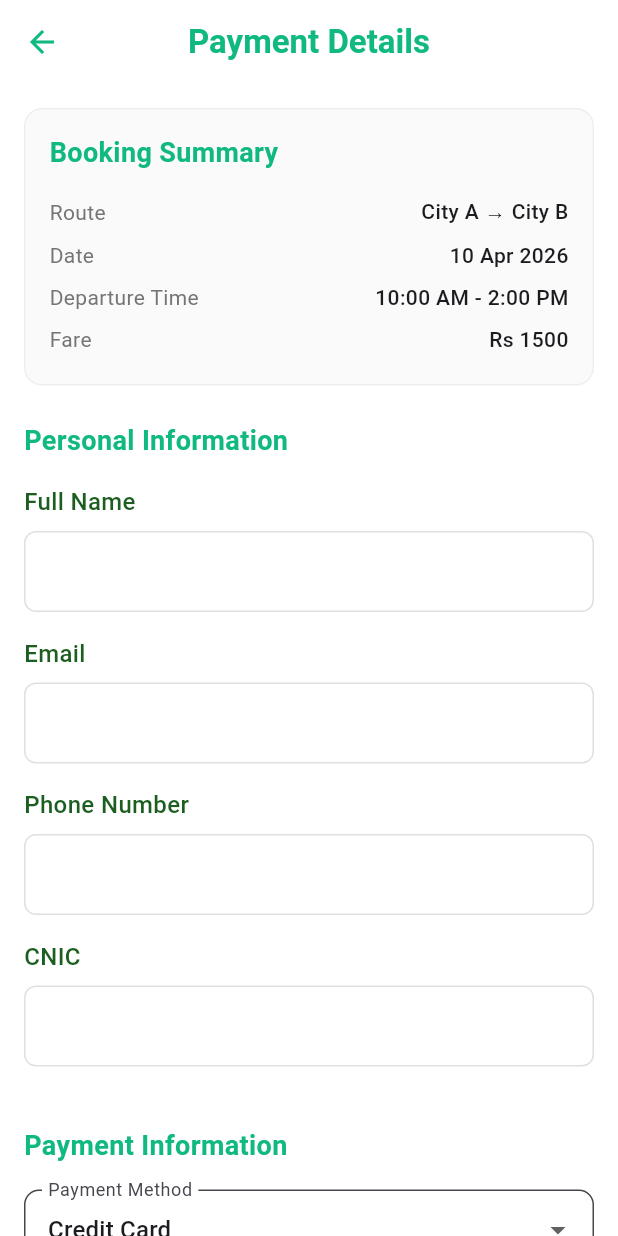
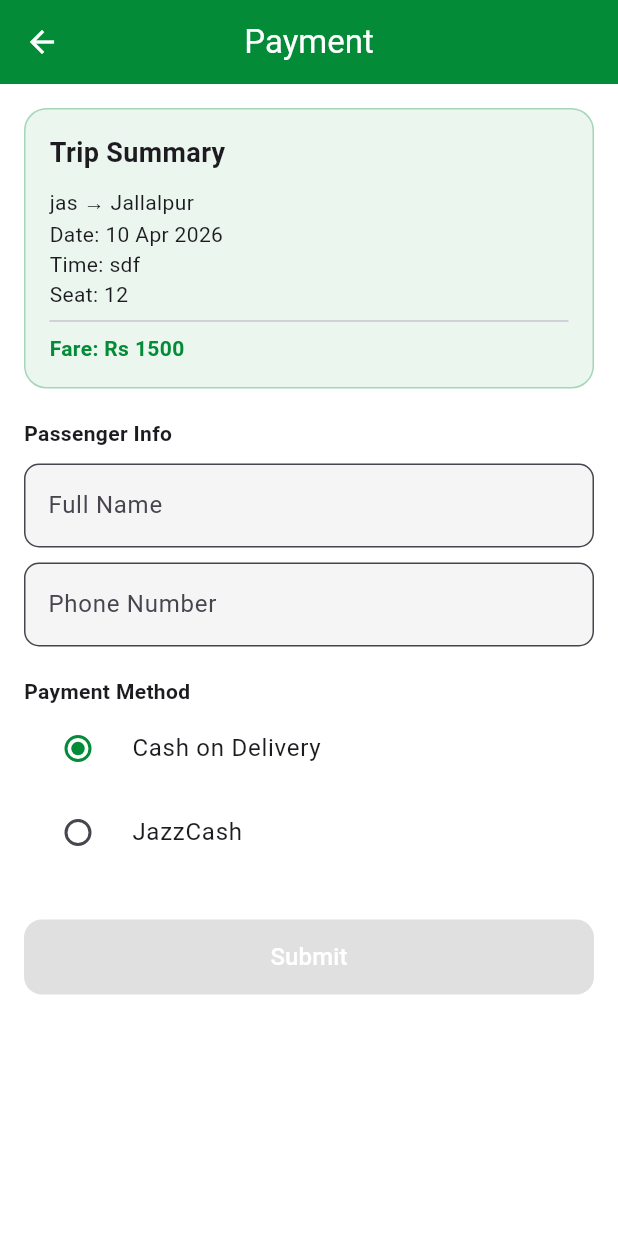
Before and after one commit to aqsasuleman085-blip/Nutt-Travel-Gujrat, a Flutter app: the BusesScreen screen opened directly, after a tap on "Book Now", on a phone screen of 412 x 824 dp. Run offline on Flutter 3.47's test engine with Material 3 defaults, Android fonts, the phone set to English and light mode, and no system bars; our stand-ins replace image_picker, shared_preferences; accounts and stored records are empty.

Commit message:
final one

```diff
--- a/lib/user/buses_screen.dart
+++ b/lib/user/buses_screen.dart
@@ -107,10 +107,11 @@ class BusesScreen extends StatelessWidget {
                           MaterialPageRoute(
                             builder: (context) => PaymentScreen(
                               date: "10 Apr 2026",
-                              busFrom: "City A",
-                              busTo: "City B",
-                              busId: '${index + 1}',
-                              departureTime: bus["time"]!,
+                              fromCity: 'jas',
+                              seat: 12,
+                              time: 'sdf',
+                              toCity: 'Jallalpur',
+
                               fare: int.parse(bus["price"]!),
                             ),
                           ),
--- a/lib/user/colors.dart
+++ b/lib/user/colors.dart
@@ -3,6 +3,7 @@ import 'package:flutter/material.dart';
 class AppColors {
   static Color background = Color.fromARGB(255, 20, 53, 67);
   static Color textColor = Color.fromARGB(255, 242, 242, 242);
+  static Color primary = Color.fromARGB(255, 3, 139, 55);
   // Color(0xff203A43),
   // Color(0xff2C5364),
 }
--- a/lib/user/payment_screen.dart
+++ b/lib/user/payment_screen.dart
@@ -1,26 +1,24 @@
 import 'package:flutter/material.dart';
-import 'package:nutt/admin_side/providers/auth_provider.dart';
-import 'package:nutt/admin_side/providers/booking_provider.dart';
-import 'package:nutt/admin_side/widgets/custom_text_field.dart';
-import 'package:nutt/admin_side/widgets/loading_widget.dart';
-import 'package:provider/provider.dart';
-import 'tickets_screen.dart';
+import 'dart:io';
+import 'package:image_picker/image_picker.dart';
+import 'package:nutt/user/colors.dart';
+import 'package:nutt/user/home_screen.dart';
 
 class PaymentScreen extends StatefulWidget {
-  final String busId;
-  final String busFrom;
-  final String busTo;
-  final String departureTime;
   final String date;
+  final String time;
+  final String toCity;
+  final String fromCity;
+  final int seat;
   final int fare;
 
   const PaymentScreen({
     super.key,
-    required this.busId,
-    required this.busFrom,
-    required this.busTo,
-    required this.departureTime,
     required this.date,
+    required this.time,
+    required this.toCity,
+    required this.fromCity,
+    required this.seat,
     required this.fare,
   });
 
@@ -29,340 +27,304 @@ class PaymentScreen extends StatefulWidget {
 }
 
 class _PaymentScreenState extends State<PaymentScreen> {
-  final Color themeColor = const Color(0xff10B981); // ✅ Emerald Green
-  final _formKey = GlobalKey<FormState>();
-  final _nameController = TextEditingController();
-  final _emailController = TextEditingController();
-  final _phoneController = TextEditingController();
-  final _cnicController = TextEditingController();
-  final _paymentMethodController = TextEditingController(text: 'Credit Card');
-  final _cardNumberController = TextEditingController();
-  final _cardExpiryController = TextEditingController();
-  final _cardCvvController = TextEditingController();
+  final TextEditingController nameController = TextEditingController();
+  final TextEditingController phoneController = TextEditingController();
+  final TextEditingController jazzNameController = TextEditingController();
+  final Color primaryGreen = AppColors.primary;
 
-  bool _isProcessing = false;
+  String selectedPayment = "cod"; // "cod" or "jazzcash"
+  File? paymentScreenshot;
+  final ImagePicker picker = ImagePicker();
 
-  @override
-  void dispose() {
-    _nameController.dispose();
-    _emailController.dispose();
-    _phoneController.dispose();
-    _cnicController.dispose();
-    _paymentMethodController.dispose();
-    _cardNumberController.dispose();
-    _cardExpiryController.dispose();
-    _cardCvvController.dispose();
-    super.dispose();
+  bool get isSubmitEnabled {
+    if (nameController.text.trim().isEmpty ||
+        phoneController.text.trim().isEmpty) {
+      return false;
+    }
+    if (selectedPayment == "jazzcash") {
+      return paymentScreenshot != null &&
+          jazzNameController.text.trim().isNotEmpty;
+    }
+    return true;
+  }
+
+  Future<void> pickScreenshot() async {
+    final picked = await picker.pickImage(source: ImageSource.gallery);
+    if (picked != null) {
+      setState(() {
+        paymentScreenshot = File(picked.path);
+      });
+    }
+  }
+
+  void showSuccessPopup() {
+    showDialog(
+      context: context,
+      builder: (_) => AlertDialog(
+        backgroundColor: Colors.white,
+        shape: RoundedRectangleBorder(borderRadius: BorderRadius.circular(15)),
+        title: const Text(
+          "🎉 Booking Submitted",
+          style: TextStyle(fontWeight: FontWeight.bold),
+        ),
+        content: const Text(
+          "Your booking request has been sent. You will be notified once approved.",
+        ),
+        actions: [
+          ElevatedButton(
+            style: ElevatedButton.styleFrom(backgroundColor: primaryGreen),
+            onPressed: () {
+              Navigator.pushReplacement(
+                context,
+                MaterialPageRoute(builder: (_) => HomeScreen()),
+              );
+            },
+            child: const Text("OK", style: TextStyle(color: Colors.white)),
+          ),
+        ],
+      ),
+    );
+  }
+
+  void showConfirmPopup() {
+    showDialog(
+      context: context,
+      builder: (_) => AlertDialog(
+        backgroundColor: Colors.white,
+        shape: RoundedRectangleBorder(borderRadius: BorderRadius.circular(15)),
+        title: const Text("Confirm Booking"),
+        content: const Text("Are you sure you want to proceed?"),
+        actions: [
+          TextButton(
+            onPressed: () => Navigator.pop(context),
+            child: const Text("Cancel", style: TextStyle(color: Colors.grey)),
+          ),
+          ElevatedButton(
+            style: ElevatedButton.styleFrom(backgroundColor: primaryGreen),
+            onPressed: () {
+              Navigator.pop(context);
+              // Here you would call your booking provider
+              // For now, just show success
+              showSuccessPopup();
+            },
+            child: const Text("Confirm", style: TextStyle(color: Colors.white)),
+          ),
+        ],
+      ),
+    );
   }
 
   @override
   Widget build(BuildContext context) {
-    final authProvider = Provider.of<AuthProvider>(context);
-
     return Scaffold(
       backgroundColor: Colors.white,
       appBar: AppBar(
-        title: Text(
-          "Payment Details",
-          style: TextStyle(
-            fontWeight: FontWeight.bold,
-            color: themeColor,
+        backgroundColor: primaryGreen,
+        title: const Text("Payment", style: TextStyle(color: Colors.white)),
+        centerTitle: true,
       ),
-        ),
-        centerTitle: true,
-        backgroundColor: Colors.white,
-        elevation: 0,
-        iconTheme: IconThemeData(color: themeColor),
-      ),
-      body: _isProcessing
-          ? const LoadingWidget(message: 'Processing payment...')
-          : SingleChildScrollView(
-              padding: const EdgeInsets.all(16.0),
-              child: Form(
-                key: _formKey,
+      body: SingleChildScrollView(
+        padding: const EdgeInsets.all(16),
         child: Column(
           crossAxisAlignment: CrossAxisAlignment.start,
           children: [
-                    // Booking Summary
+            // Trip Summary Card
             Container(
               padding: const EdgeInsets.all(16),
               decoration: BoxDecoration(
-                        color: Colors.grey.shade50,
-                        borderRadius: BorderRadius.circular(12),
-                        border: Border.all(color: Colors.grey.shade200),
+                color: primaryGreen.withOpacity(0.08),
+                borderRadius: BorderRadius.circular(15),
+                border: Border.all(color: primaryGreen.withOpacity(0.3)),
               ),
               child: Column(
                 crossAxisAlignment: CrossAxisAlignment.start,
                 children: [
+                  const Text(
+                    "Trip Summary",
+                    style: TextStyle(fontSize: 18, fontWeight: FontWeight.bold),
+                  ),
+                  const SizedBox(height: 10),
+                  Text("${widget.fromCity} → ${widget.toCity}"),
+                  Text("Date: ${widget.date}"),
+                  Text("Time: ${widget.time}"),
+                  Text("Seat: ${widget.seat}"),
+                  const Divider(),
                   Text(
-                            "Booking Summary",
+                    "Fare: Rs ${widget.fare}",
                     style: TextStyle(
-                              fontSize: 18,
                       fontWeight: FontWeight.bold,
-                              color: themeColor,
-                            ),
-                          ),
-                          const SizedBox(height: 12),
-                          _buildSummaryRow("Route", "${widget.busFrom} → ${widget.busTo}"),
-                          _buildSummaryRow("Date", widget.date),
-                          _buildSummaryRow("Departure Time", widget.departureTime),
-                          _buildSummaryRow("Fare", "Rs ${widget.fare}"),
-                        ],
-                      ),
-                    ),
-
-                    const SizedBox(height: 24),
-
-                    // Personal Information
-                    Text(
-                      "Personal Information",
-                      style: TextStyle(
-                        fontSize: 18,
-                        fontWeight: FontWeight.bold,
-                        color: themeColor,
-                      ),
-                    ),
-                    const SizedBox(height: 16),
-
-                    CustomTextField(
-                      label: "Full Name",
-                      controller: _nameController,
-                      validator: (value) {
-                        if (value == null || value.isEmpty) {
-                          return 'Please enter your full name';
-                        }
-                        return null;
-                      },
-                    ),
-
-                    CustomTextField(
-                      label: "Email",
-                      controller: _emailController,
-                      keyboardType: TextInputType.emailAddress,
-                      validator: (value) {
-                        if (value == null || value.isEmpty) {
-                          return 'Please enter your email';
-                        }
-                        if (!RegExp(r'^[\w-\.]+@([\w-]+\.)+[\w-]{2,4}$').hasMatch(value)) {
-                          return 'Please enter a valid email';
-                        }
-                        return null;
-                      },
-                    ),
-
-                    CustomTextField(
-                      label: "Phone Number",
-                      controller: _phoneController,
-                      keyboardType: TextInputType.phone,
-                      validator: (value) {
-                        if (value == null || value.isEmpty) {
-                          return 'Please enter your phone number';
-                        }
-                        return null;
-                      },
-                    ),
-
-                    CustomTextField(
-                      label: "CNIC",
-                      controller: _cnicController,
-                      validator: (value) {
-                        if (value == null || value.isEmpty) {
-                          return 'Please enter your CNIC';
-                        }
-                        return null;
-                      },
-                    ),
-
-                    const SizedBox(height: 24),
-
-                    // Payment Information
-                    Text(
-                      "Payment Information",
-                      style: TextStyle(
-                        fontSize: 18,
-                        fontWeight: FontWeight.bold,
-                        color: themeColor,
-                      ),
-                    ),
-                    const SizedBox(height: 16),
-
-                    DropdownButtonFormField<String>(
-                      decoration: const InputDecoration(
-                        labelText: "Payment Method",
-                        filled: true,
-                        fillColor: Colors.white,
-                        border: OutlineInputBorder(
-                          borderRadius: BorderRadius.all(Radius.circular(10.0)),
-                        ),
-                        contentPadding: EdgeInsets.symmetric(horizontal: 12, vertical: 15),
-                      ),
-                      value: _paymentMethodController.text,
-                      items: const [
-                        DropdownMenuItem(value: "Credit Card", child: Text("Credit Card")),
-                        DropdownMenuItem(value: "Debit Card", child: Text("Debit Card")),
-                        DropdownMenuItem(value: "JazzCash", child: Text("JazzCash")),
-                        DropdownMenuItem(value: "EasyPaisa", child: Text("EasyPaisa")),
-                        DropdownMenuItem(value: "Bank Transfer", child: Text("Bank Transfer")),
-                      ],
-                      onChanged: (value) {
-                        setState(() {
-                          _paymentMethodController.text = value!;
-                        });
-                      },
-                    ),
-
-                    const SizedBox(height: 16),
-
-                    if (_paymentMethodController.text == "Credit Card" ||
-                        _paymentMethodController.text == "Debit Card") ...[
-                      CustomTextField(
-                        label: "Card Number",
-                        controller: _cardNumberController,
-                        keyboardType: TextInputType.number,
-                        validator: (value) {
-                          if (value == null || value.isEmpty) {
-                            return 'Please enter your card number';
-                          }
-                          return null;
-                        },
-                      ),
-
-                      Row(
-                        children: [
-                          Expanded(
-                            child: CustomTextField(
-                              label: "Expiry (MM/YY)",
-                              controller: _cardExpiryController,
-                              validator: (value) {
-                                if (value == null || value.isEmpty) {
-                                  return 'Required';
-                                }
-                                return null;
-                              },
-                            ),
-                          ),
-                          const SizedBox(width: 16),
-                          Expanded(
-                            child: CustomTextField(
-                              label: "CVV",
-                              controller: _cardCvvController,
-                              keyboardType: TextInputType.number,
-                              validator: (value) {
-                                if (value == null || value.isEmpty) {
-                                  return 'Required';
-                                }
-                                return null;
-                              },
+                      color: primaryGreen,
                     ),
                   ),
                 ],
               ),
-                    ],
+            ),
+            const SizedBox(height: 20),
 
-                    const SizedBox(height: 32),
-
-                    // Pay Button
-                    SizedBox(
-                      width: double.infinity,
-                      child: ElevatedButton(
-                        style: ElevatedButton.styleFrom(
-                          backgroundColor: themeColor,
-                          foregroundColor: Colors.white,
-                          padding: const EdgeInsets.symmetric(vertical: 16),
-                          shape: RoundedRectangleBorder(
-                            borderRadius: BorderRadius.circular(30),
+            // Passenger Info
+            const Text(
+              "Passenger Info",
+              style: TextStyle(fontWeight: FontWeight.bold),
+            ),
+            const SizedBox(height: 10),
+            TextField(
+              controller: nameController,
+              decoration: InputDecoration(
+                hintText: "Full Name",
+                filled: true,
+                fillColor: Colors.grey.shade100,
+                border: OutlineInputBorder(
+                  borderRadius: BorderRadius.circular(10),
+                ),
+                focusedBorder: OutlineInputBorder(
+                  borderSide: BorderSide(color: primaryGreen),
+                  borderRadius: BorderRadius.circular(10),
                 ),
               ),
-                        onPressed: () async {
-                          if (_formKey.currentState!.validate()) {
+            ),
+            const SizedBox(height: 10),
+            TextField(
+              controller: phoneController,
+              keyboardType: TextInputType.phone,
+              decoration: InputDecoration(
+                hintText: "Phone Number",
+                filled: true,
+                fillColor: Colors.grey.shade100,
+                border: OutlineInputBorder(
+                  borderRadius: BorderRadius.circular(10),
+                ),
+                focusedBorder: OutlineInputBorder(
+                  borderSide: BorderSide(color: primaryGreen),
+                  borderRadius: BorderRadius.circular(10),
+                ),
+              ),
+            ),
+            const SizedBox(height: 20),
+
+            // Payment Method
+            const Text(
+              "Payment Method",
+              style: TextStyle(fontWeight: FontWeight.bold),
+            ),
+            RadioListTile(
+              activeColor: primaryGreen,
+              value: "cod",
+              groupValue: selectedPayment,
+              onChanged: (val) {
                 setState(() {
-                              _isProcessing = true;
+                  selectedPayment = val.toString();
                 });
+              },
+              title: const Text("Cash on Delivery"),
+            ),
+            RadioListTile(
+              activeColor: primaryGreen,
+              value: "jazzcash",
+              groupValue: selectedPayment,
+              onChanged: (val) {
+                setState(() {
+                  selectedPayment = val.toString();
+                });
+              },
+              title: const Text("JazzCash"),
+            ),
 
-                            // Simulate payment processing
-                            await Future.delayed(const Duration(seconds: 2));
-
-                            // Create booking request
-                            final bookingProvider = Provider.of<BookingProvider>(context, listen: false);
-                            await bookingProvider.addBooking(
-                              userName: _nameController.text,
-                              userEmail: _emailController.text,
-                              busId: widget.busId,
-                              busFrom: widget.busFrom,
-                              busTo: widget.busTo,
-                              price: widget.fare.toDouble(),
-                            );
-
-                            // Add notification for admin
-                            // This would be handled by the booking provider in a real app
-
-                            setState(() {
-                              _isProcessing = false;
-                            });
-
-                            if (mounted) {
-                              // Navigate to tickets screen
-                              Navigator.of(context).pushReplacement(
-                                MaterialPageRoute(
-                                  builder: (context) => const TicketsScreen(),
+            // JazzCash details
+            if (selectedPayment == "jazzcash")
+              Container(
+                margin: const EdgeInsets.only(top: 10),
+                padding: const EdgeInsets.all(16),
+                decoration: BoxDecoration(
+                  color: primaryGreen.withOpacity(0.05),
+                  borderRadius: BorderRadius.circular(12),
+                  border: Border.all(color: primaryGreen.withOpacity(0.3)),
                 ),
-                              );
-
-                              ScaffoldMessenger.of(context).showSnackBar(
-                                const SnackBar(
-                                  content: Text('Booking request submitted! Awaiting admin approval.'),
-                                  backgroundColor: Colors.green,
-                                  duration: Duration(seconds: 3),
+                child: Column(
+                  children: [
+                    const Text(
+                      "JazzCash Number: 03001234563",
+                      style: TextStyle(fontWeight: FontWeight.w500),
                     ),
-                              );
-                            }
-                          }
-                        },
-                        child: _isProcessing
-                            ? const SizedBox(
-                                height: 20,
-                                width: 20,
-                                child: CircularProgressIndicator(
+                    const SizedBox(height: 10),
+                    TextField(
+                      controller: jazzNameController,
+                      decoration: InputDecoration(
+                        hintText: "Account Holder Name",
+                        filled: true,
+                        fillColor: Colors.white,
+                        border: OutlineInputBorder(
+                          borderRadius: BorderRadius.circular(10),
+                        ),
+                      ),
+                    ),
+                    const SizedBox(height: 10),
+                    GestureDetector(
+                      onTap: pickScreenshot,
+                      child: Container(
+                        padding: const EdgeInsets.all(12),
+                        decoration: BoxDecoration(
                           color: Colors.white,
-                                  strokeWidth: 2,
+                          borderRadius: BorderRadius.circular(10),
+                          border: Border.all(color: primaryGreen),
                         ),
-                              )
-                            : const Text(
-                                "Pay Now",
-                                style: TextStyle(
-                                  fontSize: 16,
-                                  fontWeight: FontWeight.bold,
+                        child: Row(
+                          mainAxisAlignment: MainAxisAlignment.center,
+                          children: [
+                            Icon(
+                              paymentScreenshot == null
+                                  ? Icons.camera_alt
+                                  : Icons.check_circle,
+                              color: primaryGreen,
                             ),
+                            const SizedBox(width: 8),
+                            Text(
+                              paymentScreenshot == null
+                                  ? "Attach Screenshot"
+                                  : "Screenshot Attached",
+                            ),
+                          ],
+                        ),
+                      ),
+                    ),
+                    if (paymentScreenshot != null)
+                      Padding(
+                        padding: const EdgeInsets.only(top: 8),
+                        child: Text(
+                          paymentScreenshot!.path.split('/').last,
+                          style: const TextStyle(
+                            fontSize: 12,
+                            color: Colors.grey,
                           ),
                         ),
                       ),
                   ],
                 ),
               ),
+
+            const SizedBox(height: 30),
+
+            // Submit Button (disabled until valid)
+            SizedBox(
+              width: double.infinity,
+              height: 50,
+              child: ElevatedButton(
+                style: ElevatedButton.styleFrom(
+                  backgroundColor: primaryGreen,
+                  shape: RoundedRectangleBorder(
+                    borderRadius: BorderRadius.circular(12),
                   ),
-    );
-  }
-
-  Widget _buildSummaryRow(String label, String value) {
-    return Padding(
-      padding: const EdgeInsets.symmetric(vertical: 4),
-      child: Row(
-        mainAxisAlignment: MainAxisAlignment.spaceBetween,
-        children: [
-          Text(
-            label,
-            style: TextStyle(
-              color: Colors.grey.shade600,
+                  disabledBackgroundColor: Colors.grey.shade300,
                 ),
+                onPressed: isSubmitEnabled ? showConfirmPopup : null,
+                child: const Text(
+                  "Submit",
+                  style: TextStyle(color: Colors.white, fontSize: 16),
                 ),
-          Text(
-            value,
-            style: const TextStyle(
-              fontWeight: FontWeight.w500,
               ),
             ),
           ],
         ),
+      ),
     );
   }
 }
--- a/lib/user/seats_selection.dart
+++ b/lib/user/seats_selection.dart
@@ -216,12 +216,13 @@ class _SeatSelectionScreenState extends State<SeatSelectionScreen> {
                           context,
                           MaterialPageRoute(
                             builder: (_) => PaymentScreen(
-                              date: widget.date,
-                              fare: 12,
-                              busId: '',
-                              busFrom: '',
-                              busTo: '',
-                              departureTime: '',
+                              date: "10 Apr 2026",
+                              fromCity: 'jas',
+                              seat: 12,
+                              time: 'sdf',
+                              toCity: 'Jallalpur',
+
+                              fare: 23,
                             ),
                           ),
                         );
```
Also changed, not shown: lib/welcome_screen.dart (+6 -32 lines), pubspec.lock. Lines whose indentation alone changed are shown as unchanged.
